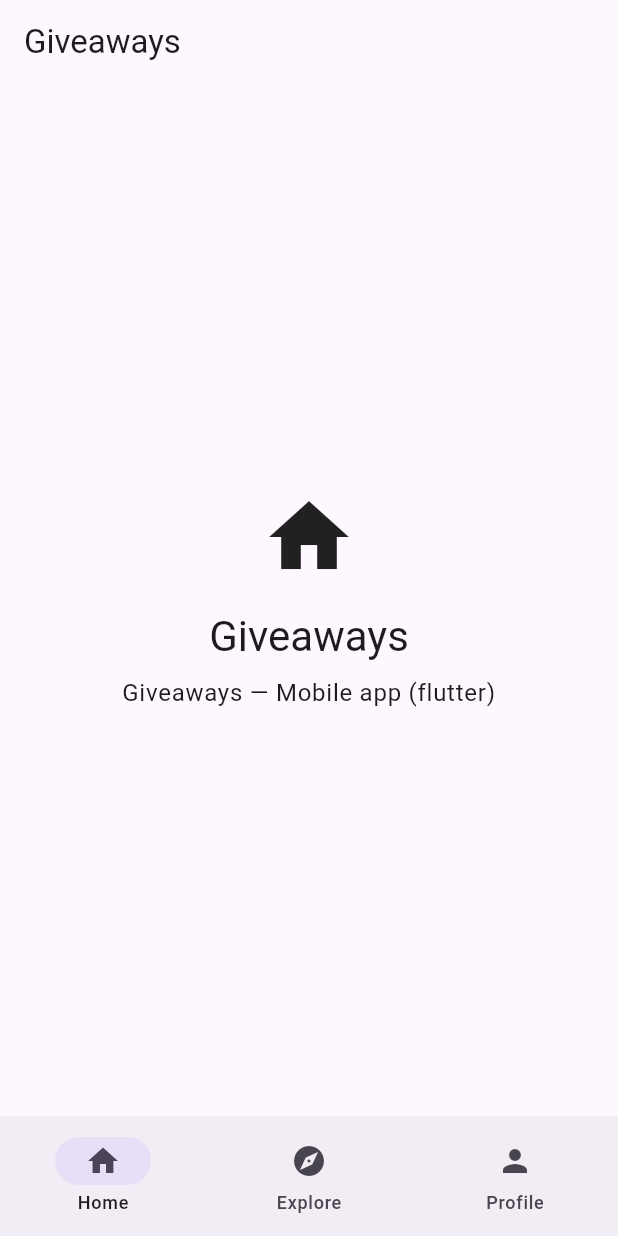
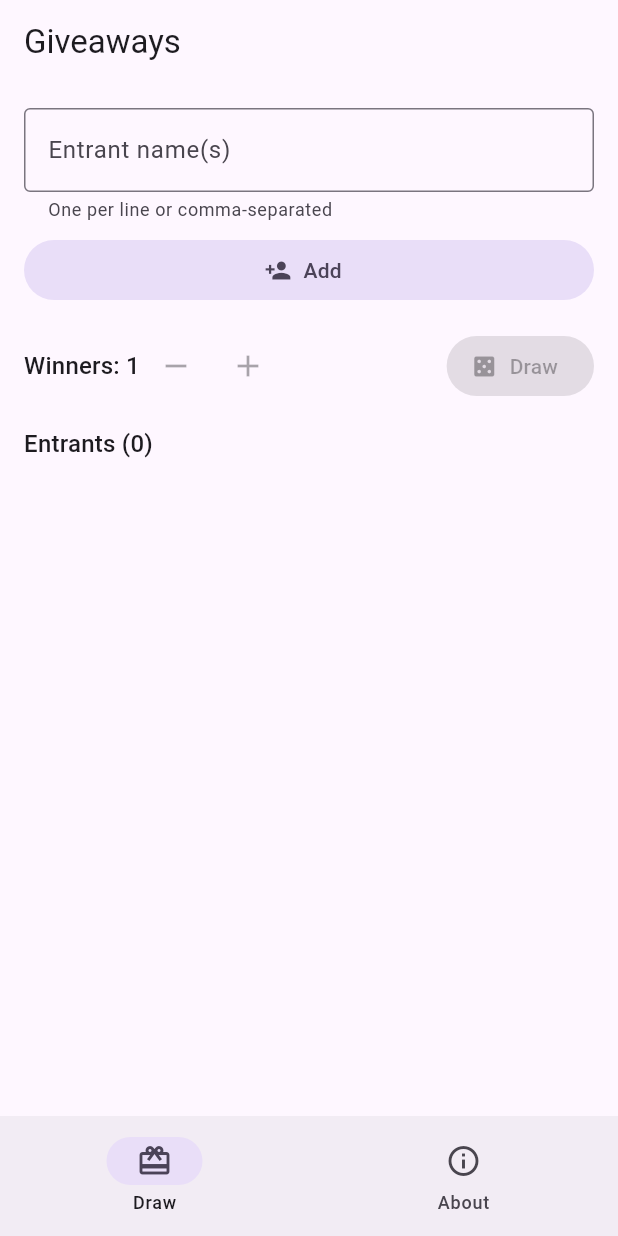
Before and after one commit to bookchaowalit-mobile/bookchaowalit-giveaways-mobile, a Flutter app: the screen it shows after launch, on a phone screen of 412 x 824 dp. Run offline on Flutter 3.47's test engine with Material 3 defaults, Android fonts, the phone set to English and light mode, and no system bars.

Commit message:
feat: implement entrant list and fair duplicate-free winner draw
- Replace the Expo/npm workflow (every step ended in || true) with
  Flutter CI: dart format check, flutter analyze, flutter test.
- Add pure-Dart logic in lib/logic/ with unit tests plus widget tests.
- Replace placeholder Explore/Profile tabs with an About screen.
- Drop unused go_router/flutter_riverpod; regenerate a real pubspec.lock.
- Add docs/UPGRADE-PLAN.md and align README with the code.

Co-Authored-By: Claude Opus 5.5 <noreply@anthropic.com>
Claude-Session: https://claude.ai/code/session_01CtBSFr6s9abQ3XVZsU8QQK

```diff
--- a/analysis_options.yaml
+++ b/analysis_options.yaml
@@ -1 +1,5 @@
+analyzer:
+  exclude:
+    - build/**
+    - android/**
 include: package:flutter_lints/flutter.yaml
--- /dev/null
+++ b/lib/logic/draw.dart
@@ -0,0 +1,69 @@
+/// Entrant list management and fair, duplicate-free winner draws.
+library;
+
+import 'dart:math';
+
+class EntrantList {
+  final List<String> _names = [];
+  final Set<String> _keys = {};
+
+  List<String> get names => List.unmodifiable(_names);
+  int get length => _names.length;
+
+  static String _key(String name) =>
+      name.trim().replaceAll(RegExp(r'\s+'), ' ').toLowerCase();
+
+  /// Adds one entrant. Returns false for blank names or duplicates
+  /// (compared case-insensitively with collapsed whitespace).
+  bool add(String name) {
+    final clean = name.trim().replaceAll(RegExp(r'\s+'), ' ');
+    if (clean.isEmpty || clean.length > 80) return false;
+    if (!_keys.add(_key(clean))) return false;
+    _names.add(clean);
+    return true;
+  }
+
+  /// Adds every line / comma-separated name; returns how many were new.
+  int addAll(String pasted) {
+    var added = 0;
+    for (final part in pasted.split(RegExp(r'[\n,;]'))) {
+      if (add(part)) added++;
+    }
+    return added;
+  }
+
+  bool remove(String name) {
+    final k = _key(name);
+    if (!_keys.remove(k)) return false;
+    _names.removeWhere((n) => _key(n) == k);
+    return true;
+  }
+
+  void clear() {
+    _names.clear();
+    _keys.clear();
+  }
+}
+
+/// Draws [count] distinct winners with a partial Fisher-Yates shuffle, which
+/// gives every entrant the same chance. Uses [Random.secure] unless a seeded
+/// [random] is passed (for reproducible tests).
+List<String> drawWinners(List<String> entrants, int count, {Random? random}) {
+  if (count < 1) throw ArgumentError.value(count, 'count', 'must be >= 1');
+  if (count > entrants.length) {
+    throw ArgumentError.value(
+      count,
+      'count',
+      'cannot exceed the ${entrants.length} entrants',
+    );
+  }
+  final rng = random ?? Random.secure();
+  final pool = [...entrants];
+  for (var i = 0; i < count; i++) {
+    final j = i + rng.nextInt(pool.length - i);
+    final tmp = pool[i];
+    pool[i] = pool[j];
+    pool[j] = tmp;
+  }
+  return pool.sublist(0, count);
+}
--- a/lib/main.dart
+++ b/lib/main.dart
@@ -1,7 +1,7 @@
 import 'package:flutter/material.dart';
+
+import 'screens/about_screen.dart';
 import 'screens/home_screen.dart';
-import 'screens/explore_screen.dart';
-import 'screens/profile_screen.dart';
 
 void main() {
   runApp(const GiveawaysApp());
@@ -14,6 +14,7 @@ class GiveawaysApp extends StatelessWidget {
   Widget build(BuildContext context) {
     return MaterialApp(
       title: 'Giveaways',
+      debugShowCheckedModeBanner: false,
       theme: ThemeData(
         colorSchemeSeed: Colors.deepPurple,
         useMaterial3: true,
@@ -31,25 +32,27 @@ class GiveawaysApp extends StatelessWidget {
 
 class MainShell extends StatefulWidget {
   const MainShell({super.key});
+
   @override
   State<MainShell> createState() => _MainShellState();
 }
 
 class _MainShellState extends State<MainShell> {
   int _index = 0;
-  final _pages = const [HomeScreen(), ExploreScreen(), ProfileScreen()];
 
   @override
   Widget build(BuildContext context) {
     return Scaffold(
-      body: _pages[_index],
+      body: IndexedStack(
+        index: _index,
+        children: const [HomeScreen(), AboutScreen()],
+      ),
       bottomNavigationBar: NavigationBar(
         selectedIndex: _index,
         onDestinationSelected: (i) => setState(() => _index = i),
         destinations: const [
-          NavigationDestination(icon: Icon(Icons.home), label: 'Home'),
-          NavigationDestination(icon: Icon(Icons.explore), label: 'Explore'),
-          NavigationDestination(icon: Icon(Icons.person), label: 'Profile'),
+          NavigationDestination(icon: Icon(Icons.card_giftcard), label: 'Draw'),
+          NavigationDestination(icon: Icon(Icons.info_outline), label: 'About'),
         ],
       ),
     );
--- a/lib/screens/explore_screen.dart
+++ /dev/null
@@ -1,13 +0,0 @@
-import 'package:flutter/material.dart';
-
-class ExploreScreen extends StatelessWidget {
-  const ExploreScreen({super.key});
-
-  @override
-  Widget build(BuildContext context) {
-    return Scaffold(
-      appBar: AppBar(title: const Text('Explore')),
-      body: const Center(child: Text('Explore Giveaways features')),
-    );
-  }
-}
--- a/lib/screens/home_screen.dart
+++ b/lib/screens/home_screen.dart
@@ -1,25 +1,141 @@
+import 'dart:math';
+
 import 'package:flutter/material.dart';
 
-class HomeScreen extends StatelessWidget {
-  const HomeScreen({super.key});
+import '../logic/draw.dart';
+
+class HomeScreen extends StatefulWidget {
+  const HomeScreen({super.key, this.random});
+
+  /// Optional seeded source for deterministic tests.
+  final Random? random;
+
+  @override
+  State<HomeScreen> createState() => _HomeScreenState();
+}
+
+class _HomeScreenState extends State<HomeScreen> {
+  final _entrants = EntrantList();
+  final _input = TextEditingController();
+  int _winnerCount = 1;
+  List<String> _winners = [];
+  String? _message;
+
+  @override
+  void dispose() {
+    _input.dispose();
+    super.dispose();
+  }
+
+  void _addEntrants() {
+    final parts = _input.text
+        .split(RegExp(r'[\n,;]'))
+        .where((p) => p.trim().isNotEmpty)
+        .length;
+    final added = _entrants.addAll(_input.text);
+    setState(() {
+      _input.clear();
+      final skipped = parts - added;
+      _message = 'Added $added'
+          '${skipped > 0 ? ', skipped $skipped duplicate or invalid' : ''}';
+    });
+  }
+
+  void _draw() {
+    setState(() {
+      _winners = drawWinners(
+        _entrants.names,
+        _winnerCount,
+        random: widget.random,
+      );
+    });
+  }
 
   @override
   Widget build(BuildContext context) {
+    final textTheme = Theme.of(context).textTheme;
+    final canDraw = _entrants.length >= _winnerCount && _entrants.length > 0;
     return Scaffold(
       appBar: AppBar(title: const Text('Giveaways')),
-      body: Center(
-        child: Column(
-          mainAxisAlignment: MainAxisAlignment.center,
-          children: [
-            const Icon(Icons.home, size: 64),
-            const SizedBox(height: 16),
-            Text('Giveaways', style: Theme.of(context).textTheme.headlineMedium),
-            const SizedBox(height: 8),
-            Text('Giveaways — Mobile app (flutter)',
-                style: Theme.of(context).textTheme.bodyLarge,
-                textAlign: TextAlign.center),
+      body: ListView(
+        padding: const EdgeInsets.all(16),
+        children: [
+          TextField(
+            key: const Key('entrant-input'),
+            controller: _input,
+            minLines: 1,
+            maxLines: 5,
+            decoration: const InputDecoration(
+              labelText: 'Entrant name(s)',
+              helperText: 'One per line or comma-separated',
+              border: OutlineInputBorder(),
+            ),
+          ),
+          const SizedBox(height: 8),
+          FilledButton.tonalIcon(
+            key: const Key('add-entrants'),
+            onPressed: _addEntrants,
+            icon: const Icon(Icons.person_add),
+            label: const Text('Add'),
+          ),
+          if (_message != null) Text(_message!, key: const Key('add-message')),
+          const SizedBox(height: 16),
+          Row(
+            children: [
+              Text('Winners: $_winnerCount', style: textTheme.titleMedium),
+              IconButton(
+                tooltip: 'Fewer winners',
+                icon: const Icon(Icons.remove),
+                onPressed: _winnerCount > 1
+                    ? () => setState(() => _winnerCount--)
+                    : null,
+              ),
+              IconButton(
+                tooltip: 'More winners',
+                icon: const Icon(Icons.add),
+                onPressed: _winnerCount < _entrants.length
+                    ? () => setState(() => _winnerCount++)
+                    : null,
+              ),
+              const Spacer(),
+              FilledButton.icon(
+                key: const Key('draw'),
+                onPressed: canDraw ? _draw : null,
+                icon: const Icon(Icons.casino),
+                label: const Text('Draw'),
+              ),
+            ],
+          ),
+          if (_winners.isNotEmpty) ...[
+            Text('Winners', style: textTheme.titleMedium),
+            for (var i = 0; i < _winners.length; i++)
+              ListTile(
+                leading: CircleAvatar(child: Text('${i + 1}')),
+                title: Text(_winners[i], key: Key('winner-$i')),
+              ),
           ],
-        ),
+          const SizedBox(height: 16),
+          Text(
+            'Entrants (${_entrants.length})',
+            style: textTheme.titleMedium,
+          ),
+          for (final n in _entrants.names)
+            ListTile(
+              dense: true,
+              title: Text(n),
+              trailing: IconButton(
+                tooltip: 'Remove $n',
+                icon: const Icon(Icons.close),
+                onPressed: () => setState(() {
+                  _entrants.remove(n);
+                  _winners = [];
+                  if (_winnerCount > _entrants.length && _winnerCount > 1) {
+                    _winnerCount = _entrants.length;
+                  }
+                }),
+              ),
+            ),
+        ],
       ),
     );
   }
--- a/pubspec.yaml
+++ b/pubspec.yaml
@@ -1,5 +1,5 @@
 name: giveaways
-description: "Giveaways — Mobile app (flutter)"
+description: "Collect giveaway entrants and draw fair, duplicate-free winners."
 publish_to: "none"
 version: 1.0.0+1
 
@@ -10,8 +10,6 @@ dependencies:
   flutter:
     sdk: flutter
   cupertino_icons: ^1.0.8
-  go_router: ^14.2.0
-  flutter_riverpod: ^2.5.1
 
 dev_dependencies:
   flutter_test:
```
Also changed, not shown: lib/screens/about_screen.dart (added, +62 -0 lines), lib/screens/profile_screen.dart (deleted, +0 -24 lines), pubspec.lock, 5 other files.
